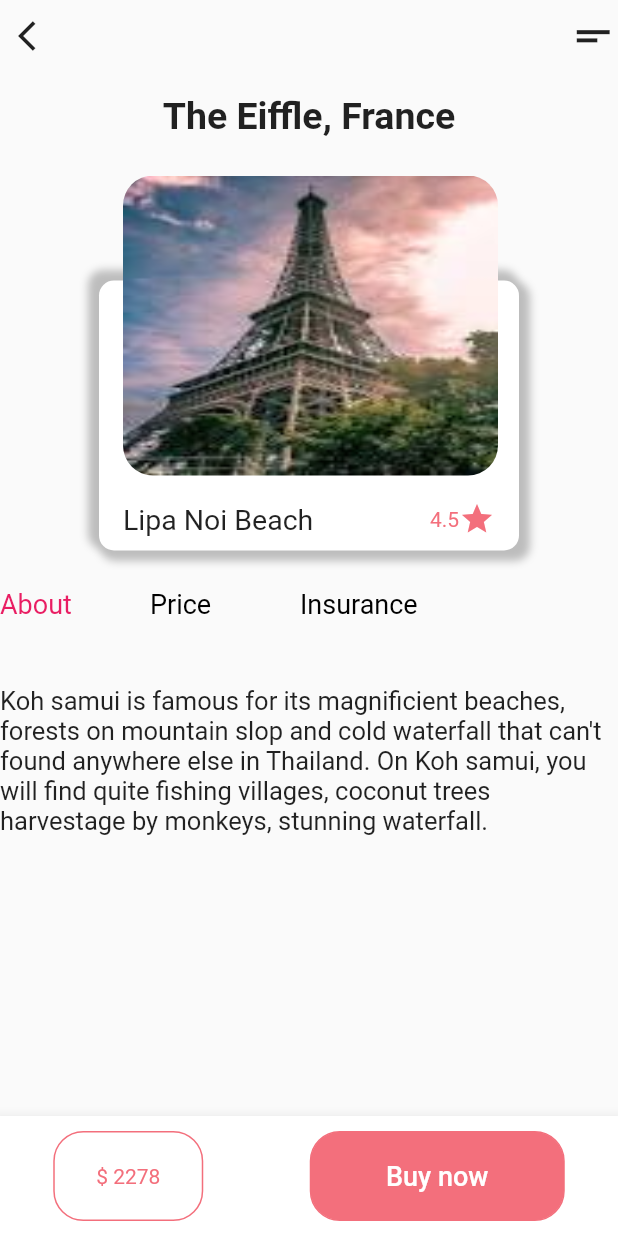
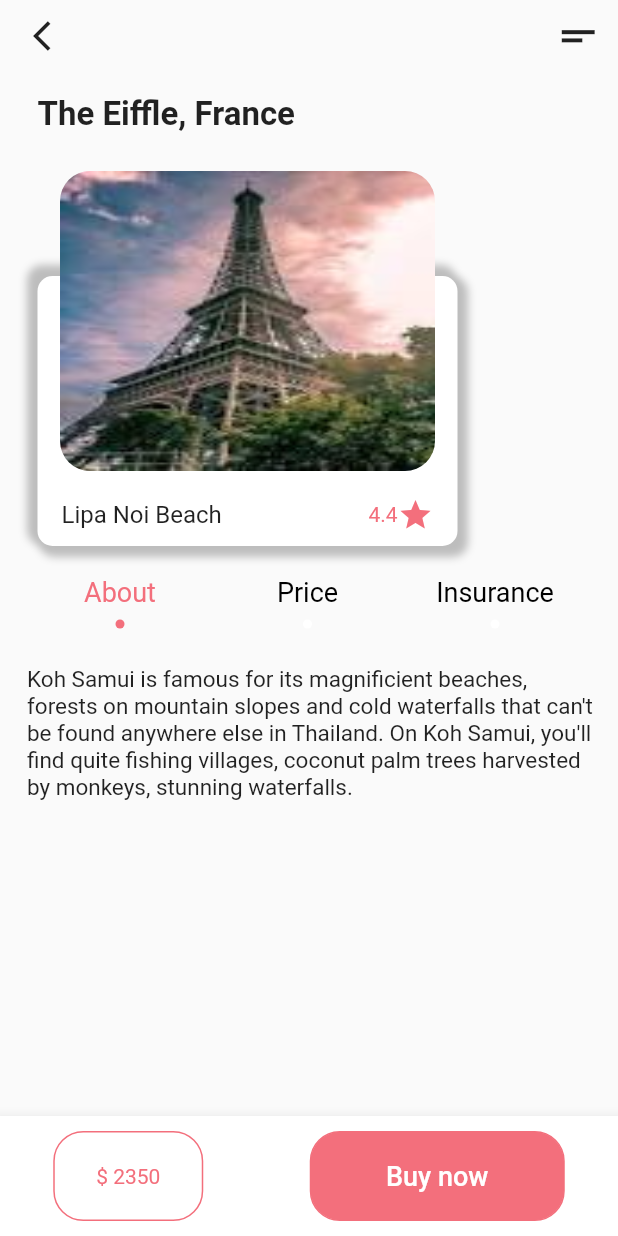
Before and after one commit to ashumendra77/travel_ui, a Flutter app: the SecondPage screen opened directly, after a tap on "The Eiffle", on a phone screen of 412 x 824 dp. Run offline on Flutter 3.47's test engine with Material 2 defaults, Android fonts, the phone set to English and light mode, and no system bars.

Commit message:
last page

```diff
--- a/lib/main.dart
+++ b/lib/main.dart
@@ -61,7 +61,6 @@ class _MyHomePageState extends State<MyHomePage> {
                         )),
                   ],
                 ),
-                // SizedBox(height: 10),
                 Container(
                     height: 60,
                     width: 200,
--- a/lib/secondScreen.dart
+++ b/lib/secondScreen.dart
@@ -18,13 +18,26 @@ class _SecondPageState extends State<SecondPage> {
         setState(() {});
       },
       child: Container(
-          child: Center(
-              child: Text(
+        height: 40,
+        // color: Colors.yellow,
+          child: Column(
+            children: <Widget>[
+              Center(
+                  child: Text(
         titlelist[index],
         style: TextStyle(fontSize: 15,
-          color: selectedIndex==index ? Colors.pink : Colors.black,
-          decoration: TextDecoration.underline),
-      ))),
+              color: selectedIndex==index ? Color(0xfff36f7c) : Colors.black,
+              ),
+
+      ),
+
+      ),
+
+      SizedBox(height: 8,),
+       CircleAvatar(backgroundColor: selectedIndex==index ? Color(0xfff36f7c) : Colors.white,radius: 3,)
+            ],
+          )),
+
     );
   }
 
@@ -229,8 +242,8 @@ class _SecondPageState extends State<SecondPage> {
                 //   }).toList()),
                 // ),
                 SizedBox(
-                  height: 15,
-                  width: 30,
+                  // height: 10,
+                  // width: 30,
                 ),
                 Container(
                     height: 250,
--- a/lib/thirdScreen.dart
+++ b/lib/thirdScreen.dart
@@ -20,18 +20,42 @@ class _DetailPageState extends State<DetailPage> {
         selectbottonlist = index;
         setState(() {});
       },
-      child: Center(
       child: Container(
           height: 50,
-            width: 100,
-            child: Text(
+          width: 125,
+          // color: Colors.yellow,
+          child: Padding(
+            padding:  EdgeInsets.only(left:15.0),
+            child: Column(
+              crossAxisAlignment: CrossAxisAlignment.center,
+              children: <Widget>[
+                Text(
                   buttonlist[index],
                   style: TextStyle(
                       fontSize: 18,
-                  color:
-                      selectbottonlist == index ? Colors.pink : Colors.black),
+                      color: selectbottonlist == index
+                          ? Color(0xfff36f7c)
+                          : Colors.black),
+                ),
+                SizedBox(
+                  height: 8,
+                ),
+
+                CircleAvatar(
+                  radius: 3,
+                  backgroundColor: selectbottonlist == index
+                      ? Color(0xfff36f7c)
+                      : Colors.white,
+                )
+
+                // Icon(Icons.autorenew,
+                //     size: 10,
+                //     color: selectbottonlist == index
+                //         ? Colors.pink
+                //         : Colors.white),
+              ],
+            ),
           )),
-      ),
     );
   }
 
@@ -45,28 +69,42 @@ class _DetailPageState extends State<DetailPage> {
       body: SafeArea(
           child: ListView(
         children: <Widget>[
-          Column(
+          Padding(
+            padding: EdgeInsets.only(left: 10.0, right: 10),
+            child: Column(
+              crossAxisAlignment: CrossAxisAlignment.start,
               children: <Widget>[
                 Row(
+                  // crossAxisAlignment: CrossAxisAlignment.end,
                   mainAxisAlignment: MainAxisAlignment.spaceBetween,
                   children: <Widget>[
                     IconButton(
-                    onPressed: (){Navigator.pop(context);},
+                      onPressed: () {
+                        Navigator.pop(context);
+                      },
                       icon: Icon(Icons.arrow_back_ios),
                     ),
-                  Icon(Icons.short_text,size: 33,),
+                    Icon(
+                      Icons.short_text,
+                      size: 33,
+                    ),
                   ],
                 ),
                 SizedBox(height: 15),
-              Text(
-                widget.travelnameobject.name +", "+ widget.travelnameobject.country,
-                style: TextStyle(fontWeight: FontWeight.bold, fontSize: 25),
+                Padding(
+                  padding: EdgeInsets.only(left: 15.0),
+                  child: Text(
+                    widget.travelnameobject.name +
+                        ", " +
+                        widget.travelnameobject.country,
+                    style: TextStyle(fontWeight: FontWeight.bold, fontSize: 22),
+                  ),
                 ),
                 SizedBox(height: 15),
                 Stack(
                   children: <Widget>[
                     Container(
-                    margin: EdgeInsets.only(top: 80),
+                      margin: EdgeInsets.only(top: 80, left: 15),
                       height: 180,
                       width: 280,
                       decoration: BoxDecoration(
@@ -85,17 +123,18 @@ class _DetailPageState extends State<DetailPage> {
                                 offset: Offset(-4, -4)),
                           ]),
                       child: Container(
-                        margin: EdgeInsets.only(left: 16, right: 16, bottom: 9),
+                          margin:
+                              EdgeInsets.only(left: 16, right: 16, bottom: 9),
                           alignment: Alignment.bottomCenter,
                           child: Row(
                             children: <Widget>[
                               Expanded(
                                   child: Text(
                                 "Lipa Noi Beach",
-                              style: TextStyle(fontSize: 19),
+                                style: TextStyle(fontSize: 16),
                               )),
                               Text(
-                              "4.5",
+                                widget.travelnameobject.rating,
                                 style: TextStyle(color: Color(0xfff36f7c)),
                               ),
                               Icon(Icons.star, color: Color(0xfff36f7c))
@@ -103,13 +142,14 @@ class _DetailPageState extends State<DetailPage> {
                           )),
                     ),
                     Container(
-                      margin: EdgeInsets.only(top: 10, left: 16),
+                        margin: EdgeInsets.only(top: 10, left: 30),
                         height: 200,
                         width: 250,
                         decoration: BoxDecoration(
                             borderRadius: BorderRadius.circular(20),
                             image: DecorationImage(
-                              image: AssetImage(widget.travelnameobject.imageUrl),
+                                image: AssetImage(
+                                    widget.travelnameobject.imageUrl),
                                 fit: BoxFit.fill))),
                   ],
                 ),
@@ -126,15 +166,19 @@ class _DetailPageState extends State<DetailPage> {
                             .map((MapEntry map) {
                           return getBotton(map.key);
                         }).toList())),
-              SizedBox(height: 10),
-              Text(
-                "Koh samui is famous for its magnificient beaches, forests on mountain slop and cold waterfall that can't found anywhere else in Thailand. On Koh samui, you will find quite fishing villages, coconut trees harvestage by monkeys, stunning waterfall.",
-                style: TextStyle(fontSize: 17),
+                // SizedBox(height: 10),
+                Padding(
+                  padding: EdgeInsets.only(left: 8.0),
+                  child: Text(
+                    "Koh Samui is famous for its magnificient beaches, forests on mountain slopes and cold waterfalls that can't be found anywhere else in Thailand. On Koh Samui, you'll find quite fishing villages, coconut palm trees harvested by monkeys, stunning waterfalls.",
+                    style: TextStyle(fontSize: 15),
+                  ),
                 ),
                 //  BottomNavigationBar(onTap: (){},)
                 // BottomNavigationBar(items: <BottomNavigationBarItem>[
                 // ],)
               ],
+            ),
           )
         ],
       )),
@@ -152,7 +196,11 @@ class _DetailPageState extends State<DetailPage> {
                 borderRadius: BorderRadius.circular(20),
                 border: Border.all(color: Color(0xfff36f7c)),
               ),
-              child: Center(child: Text("\$ ${2278}",style: TextStyle(color: Color(0xfff36f7c)),)),
+              child: Center(
+                  child: Text(
+                "\$ ${2350}",
+                style: TextStyle(color: Color(0xfff36f7c)),
+              )),
             ),
             // Container(
             //   height: 490,
@@ -175,7 +223,6 @@ class _DetailPageState extends State<DetailPage> {
                   color: Color(0xfff36f7c),
                   borderRadius: BorderRadius.circular(20),
                   border: Border.all(color: Color(0xfff36f7c)),
-
                 ),
                 child: FlatButton(
                   onPressed: () => debugPrint("p"),
--- a/lib/travel_detail.dart
+++ b/lib/travel_detail.dart
@@ -5,13 +5,16 @@ class Travel{
   String lastname;
   String imageUrl;
   String country;
+  String rating;
 
-  Travel({@required this.country, @required this.imageUrl,@required this.lastname,@required this.name});
+  Travel({@required this.country,@required this.rating, @required this.imageUrl,@required this.lastname,@required this.name});
 }
 
 List<Travel> travellist=[
 
-  Travel(country: "Indonesia",imageUrl: "images/pic2.jpeg",name: "Lempuyang",lastname: "Temple"),
-    Travel(country: "France",imageUrl: "images/pic1.jpeg",name: "The Eiffle",lastname: "Tower"),
+  Travel(country: "Indonesia",imageUrl: "images/pic2.jpeg",name: "Lempuyang",lastname: "Temple",rating: "4.5"),
+    Travel(country: "France",imageUrl: "images/pic1.jpeg",name: "The Eiffle",lastname: "Tower",rating: "4.4"),
+
+    Travel(country: "Thailand",imageUrl: "images/pic4.webp",name: "Koh Samui",lastname: "",rating: "4.4"),
 
 ];
```
Also changed, not shown: 2 other files. Lines whose indentation alone changed are shown as unchanged.
